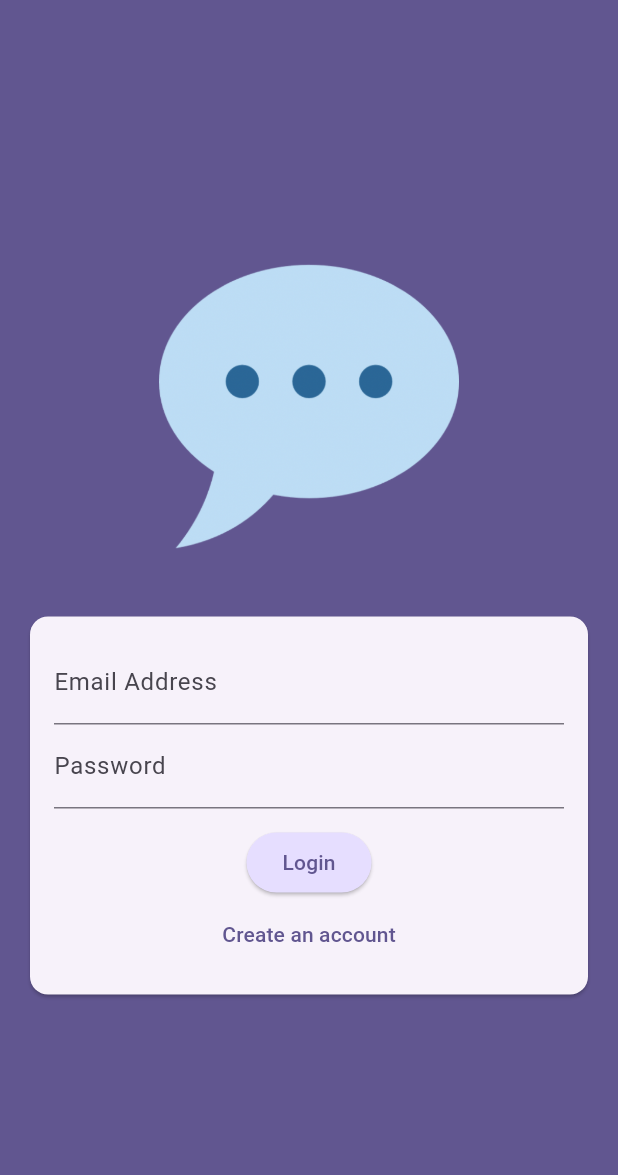
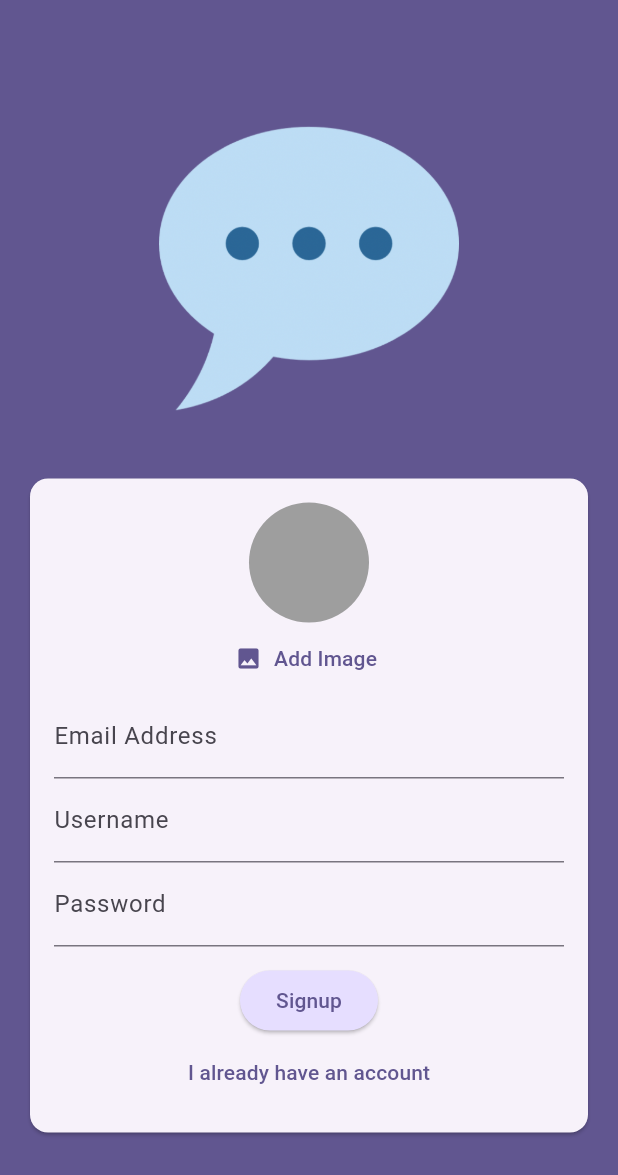
Before and after one commit to MinhAnh2610/Flutter_Projects, a Flutter app: the screen it shows after launch, on a phone screen of 412 x 824 dp. Shown: the top 1175 px of the screen. Run offline on Flutter 3.47's test engine with Material 3 defaults, Android fonts, the phone set to English and light mode, and no system bars; our stand-ins replace cloud_firestore, firebase_auth, firebase_core, flutter_riverpod, google_fonts, image_picker and 2 more; accounts and stored records are empty.

Commit message:
feat: upload user meta data to firestore

```diff
--- a/chat_app/lib/main.dart
+++ b/chat_app/lib/main.dart
@@ -1,6 +1,9 @@
 // ignore_for_file: deprecated_member_use
 
 import 'package:chat_app/screens/auth.dart';
+import 'package:chat_app/screens/chat.dart';
+import 'package:chat_app/screens/splash.dart';
+import 'package:firebase_auth/firebase_auth.dart';
 import 'package:flutter/material.dart';
 import 'package:firebase_core/firebase_core.dart';
 import 'firebase_options.dart';
@@ -24,7 +27,19 @@ class App extends StatelessWidget {
           seedColor: const Color.fromARGB(255, 63, 17, 177),
         ),
       ),
-      home: const AuthScreen(),
+      home: StreamBuilder(
+        stream: FirebaseAuth.instance.authStateChanges(),
+        builder: (ctx, snapshot) {
+          if (snapshot.connectionState == ConnectionState.waiting) {
+            return const SplashScreen();
+          }
+
+          if (snapshot.hasData) {
+            return const ChatScreen();
+          }
+          return const AuthScreen();
+        },
+      ),
     );
   }
 }
--- a/chat_app/lib/screens/auth.dart
+++ b/chat_app/lib/screens/auth.dart
@@ -1,3 +1,9 @@
+// ignore_for_file: use_build_context_synchronously
+
+import 'dart:io';
+
+import 'package:chat_app/widgets/user_image_picker.dart';
+import 'package:cloud_firestore/cloud_firestore.dart';
 import 'package:flutter/material.dart';
 import 'package:firebase_auth/firebase_auth.dart';
 
@@ -13,32 +19,56 @@ class AuthScreen extends StatefulWidget {
 class _AuthState extends State<AuthScreen> {
   final _form = GlobalKey<FormState>();
 
-  var _isLogin = true;
+  var _isLogin = false;
   var _enteredEmail = '';
   var _enteredPassword = '';
+  var _enteredUsername = '';
+  File? _selectedImage;
+  var _isAuthenticating = false;
 
   void _submit() async {
     final isValid = _form.currentState!.validate();
 
-    if (isValid) {
-      _form.currentState!.save();
+    if (!isValid || !_isLogin && _selectedImage == null) {
+      return;
     }
 
+    _form.currentState!.save();
+
+    try {
+      setState(() {
+        _isAuthenticating = true;
+      });
       if (_isLogin) {
+        final userCredentials = await _firebase.signInWithEmailAndPassword(
+          email: _enteredEmail,
+          password: _enteredPassword,
+        );
+        print(userCredentials);
       } else {
-      try {
         final userCredentials = await _firebase.createUserWithEmailAndPassword(
           email: _enteredEmail,
           password: _enteredPassword,
         );
-        // TODO implement user credentials
+
+        await FirebaseFirestore.instance
+            .collection('users')
+            .doc(userCredentials.user!.uid)
+            .set({
+              'username': _enteredUsername,
+              'email': _enteredEmail,
+              'image_url': 'image_download_url',
+            });
+      }
     } on FirebaseAuthException catch (error) {
       if (error.code == 'email-already-in-use') {}
       ScaffoldMessenger.of(context).clearSnackBars();
       ScaffoldMessenger.of(context).showSnackBar(
         SnackBar(content: Text(error.message ?? 'Authentication failed.')),
       );
-      }
+      setState(() {
+        _isAuthenticating = false;
+      });
     }
   }
 
@@ -71,6 +101,11 @@ class _AuthState extends State<AuthScreen> {
                       child: Column(
                         mainAxisSize: MainAxisSize.min,
                         children: [
+                          if (!_isLogin)
+                            UserImagePicker(
+                              onPickImage:
+                                  (pickedImage) => _selectedImage = pickedImage,
+                            ),
                           TextFormField(
                             decoration: InputDecoration(
                               labelText: 'Email Address',
@@ -90,6 +125,24 @@ class _AuthState extends State<AuthScreen> {
                               _enteredEmail = newValue!;
                             },
                           ),
+                          if (!_isLogin)
+                            TextFormField(
+                              decoration: const InputDecoration(
+                                labelText: 'Username',
+                              ),
+                              enableSuggestions: false,
+                              validator: (value) {
+                                if (value == null ||
+                                    value.isEmpty ||
+                                    value.trim().length < 4) {
+                                  return 'Please enter a valid username (at least 4 characters)';
+                                }
+                                return null;
+                              },
+                              onSaved: (newValue) {
+                                _enteredUsername = newValue!;
+                              },
+                            ),
                           TextFormField(
                             decoration: InputDecoration(labelText: 'Password'),
                             obscureText: true,
@@ -104,6 +157,9 @@ class _AuthState extends State<AuthScreen> {
                             },
                           ),
                           const SizedBox(height: 12),
+                          if (_isAuthenticating)
+                            const CircularProgressIndicator(),
+                          if (!_isAuthenticating)
                             ElevatedButton(
                               onPressed: _submit,
                               style: ElevatedButton.styleFrom(
@@ -114,6 +170,7 @@ class _AuthState extends State<AuthScreen> {
                               ),
                               child: Text(_isLogin ? 'Login' : 'Signup'),
                             ),
+                          if (!_isAuthenticating)
                             TextButton(
                               onPressed: () {
                                 setState(() {
--- /dev/null
+++ b/chat_app/lib/widgets/user_image_picker.dart
@@ -0,0 +1,57 @@
+import 'dart:io';
+
+import 'package:flutter/material.dart';
+import 'package:image_picker/image_picker.dart';
+
+class UserImagePicker extends StatefulWidget {
+  const UserImagePicker({super.key, required this.onPickImage});
+
+  final void Function(File pickedImage) onPickImage;
+
+  @override
+  State<UserImagePicker> createState() => _UserImagePickerState();
+}
+
+class _UserImagePickerState extends State<UserImagePicker> {
+  File? _pickedImageFile;
+
+  void _pickImage() async {
+    final pickedImage = await ImagePicker().pickImage(
+      source: ImageSource.camera,
+      imageQuality: 50,
+      maxWidth: 150,
+    );
+
+    if (pickedImage == null) {
+      return;
+    }
+
+    setState(() {
+      _pickedImageFile = File(pickedImage.path);
+    });
+
+    widget.onPickImage(_pickedImageFile!);
+  }
+
+  @override
+  Widget build(BuildContext context) {
+    return Column(
+      children: [
+        CircleAvatar(
+          radius: 40,
+          backgroundColor: Colors.grey,
+          foregroundImage:
+              _pickedImageFile != null ? FileImage(_pickedImageFile!) : null,
+        ),
+        TextButton.icon(
+          onPressed: _pickImage,
+          icon: Icon(Icons.image),
+          label: Text(
+            'Add Image',
+            style: TextStyle(color: Theme.of(context).colorScheme.primary),
+          ),
+        ),
+      ],
+    );
+  }
+}
--- a/chat_app/pubspec.yaml
+++ b/chat_app/pubspec.yaml
@@ -36,6 +36,8 @@ dependencies:
   cupertino_icons: ^1.0.8
   firebase_core: ^3.13.0
   firebase_auth: ^5.5.3
+  image_picker: ^1.1.2
+  cloud_firestore: ^5.6.7
 
 dev_dependencies:
   flutter_test:
```
Also changed, not shown: chat_app/lib/screens/chat.dart (added, +27 -0 lines), chat_app/lib/screens/splash.dart (added, +13 -0 lines), chat_app/pubspec.lock, 5 other files. Lines whose indentation alone changed are shown as unchanged.
